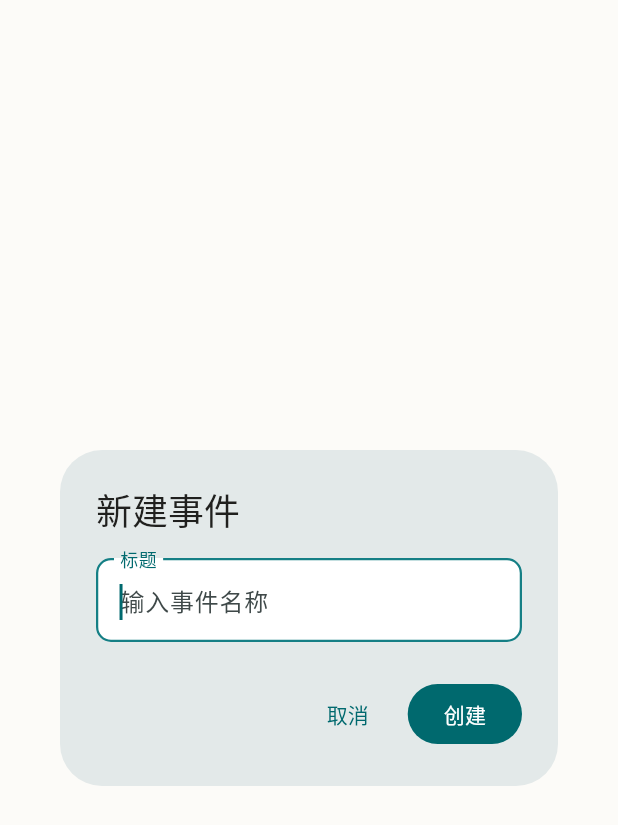
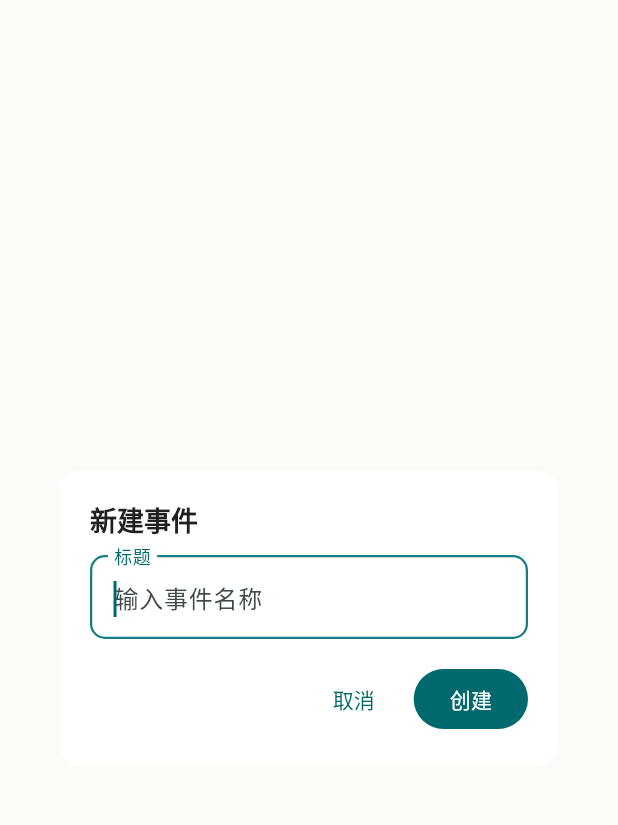
Before and after one commit to lmyybh/best_todo_list, a Flutter app: the CreateNodeDialog widget shown alone on an empty page, opened directly, on a phone screen of 412 x 824 dp. Shown: the top 825 px of the screen. Run offline on Flutter 3.47's test engine with Material 3 defaults, Android fonts, the phone set to English and light mode, and no system bars; our stand-ins replace sqflite_common_ffi; accounts and stored records are empty.

Commit message:
fix: unify desktop dialog styles

```diff
--- a/lib/ui/common/create_node_dialog.dart
+++ b/lib/ui/common/create_node_dialog.dart
@@ -1,16 +1,40 @@
 import 'package:flutter/material.dart';
 
 class CreateNodeDialog extends StatefulWidget {
-  const CreateNodeDialog({this.title = '新建事件', super.key});
+  const CreateNodeDialog({
+    this.title = '新建事件',
+    this.initialTitle = '',
+    this.fieldLabel = '标题',
+    this.hintText = '输入事件名称',
+    this.confirmLabel = '创建',
+    super.key,
+  });
 
   final String title;
+  final String initialTitle;
+  final String fieldLabel;
+  final String hintText;
+  final String confirmLabel;
 
   @override
   State<CreateNodeDialog> createState() => _CreateNodeDialogState();
 }
 
 class _CreateNodeDialogState extends State<CreateNodeDialog> {
-  final TextEditingController _controller = TextEditingController();
+  late final TextEditingController _controller = TextEditingController(
+    text: widget.initialTitle,
+  );
+
+  @override
+  void initState() {
+    super.initState();
+    if (_controller.text.isNotEmpty) {
+      _controller.selection = TextSelection(
+        baseOffset: 0,
+        extentOffset: _controller.text.length,
+      );
+    }
+  }
 
   void _submit() => Navigator.pop(context, _controller.text);
 
@@ -22,13 +46,25 @@ class _CreateNodeDialogState extends State<CreateNodeDialog> {
 
   @override
   Widget build(BuildContext context) => AlertDialog(
-    title: Text(widget.title),
+    backgroundColor: Theme.of(context).colorScheme.surface,
+    surfaceTintColor: Colors.transparent,
+    shape: RoundedRectangleBorder(borderRadius: BorderRadius.circular(12)),
+    titlePadding: const EdgeInsets.fromLTRB(20, 20, 20, 0),
+    contentPadding: const EdgeInsets.fromLTRB(20, 12, 20, 0),
+    actionsPadding: const EdgeInsets.fromLTRB(20, 16, 20, 20),
+    title: Text(
+      widget.title,
+      style: const TextStyle(fontSize: 18, fontWeight: FontWeight.w700),
+    ),
     content: SizedBox(
-      width: 360,
+      width: 320,
       child: TextField(
         controller: _controller,
         autofocus: true,
-        decoration: const InputDecoration(labelText: '标题', hintText: '输入事件名称'),
+        decoration: InputDecoration(
+          labelText: widget.fieldLabel,
+          hintText: widget.hintText,
+        ),
         textInputAction: TextInputAction.done,
         onSubmitted: (_) => _submit(),
       ),
@@ -38,7 +74,11 @@ class _CreateNodeDialogState extends State<CreateNodeDialog> {
         onPressed: () => Navigator.pop(context),
         child: const Text('取消'),
       ),
-      FilledButton(onPressed: _submit, child: const Text('创建')),
+      FilledButton(
+        key: const ValueKey<String>('node-title-confirm-button'),
+        onPressed: _submit,
+        child: Text(widget.confirmLabel),
+      ),
     ],
   );
 }
```
Also changed, not shown: lib/ui/common/delete_confirmation_dialog.dart (added, +57 -0 lines), lib/ui/events/event_view.dart (+4 -13 lines), lib/ui/sidebar.dart (+11 -64 lines), 1 other file.
